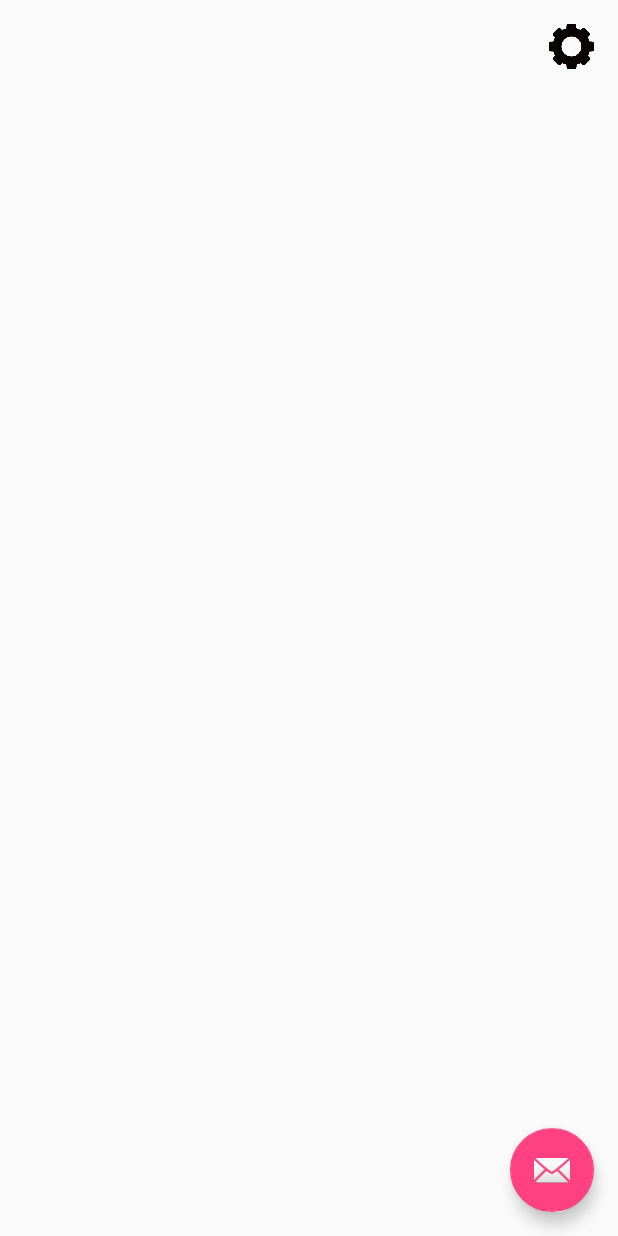
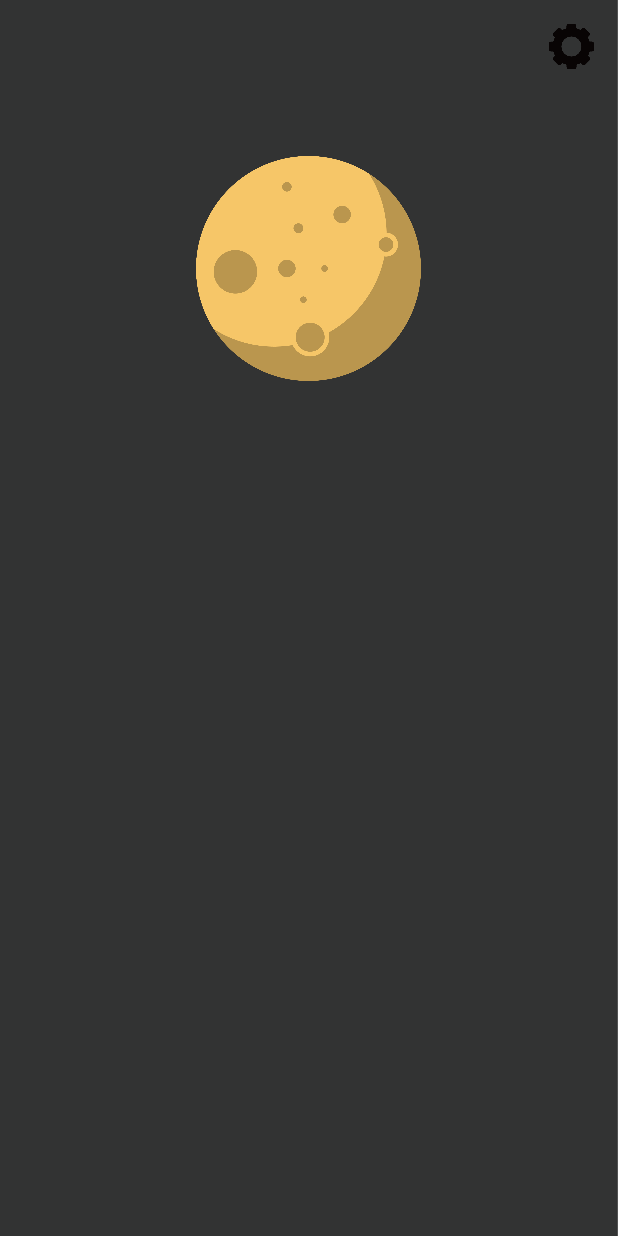
Before and after one commit to PJunhyuk/TodaysMoon, an Android app: the screen it shows after launch (MainActivity), on a phone screen of 412 x 824 dp. Run offline under Robolectric (Android 15) with nearby library versions, the phone set to English and light mode, and no system bars; 2 statements that could not run were skipped.

Commit message:
Add sample moon image on main page

```diff
--- a/app/src/main/res/layout/activity_main.xml
+++ b/app/src/main/res/layout/activity_main.xml
@@ -9,12 +9,4 @@
 
     <include layout="@layout/content_main" />
 
-    <android.support.design.widget.FloatingActionButton
-        android:id="@+id/fab"
-        android:layout_width="wrap_content"
-        android:layout_height="wrap_content"
-        android:layout_gravity="bottom|end"
-        android:layout_margin="@dimen/fab_margin"
-        android:src="@android:drawable/ic_dialog_email" />
-
 </android.support.design.widget.CoordinatorLayout>
--- a/app/src/main/res/layout/content_main.xml
+++ b/app/src/main/res/layout/content_main.xml
@@ -8,6 +8,7 @@
     android:paddingLeft="@dimen/activity_horizontal_margin"
     android:paddingRight="@dimen/activity_horizontal_margin"
     android:paddingTop="@dimen/activity_vertical_margin"
+    android:background="@drawable/main_bg_yellow"
     app:layout_behavior="@string/appbar_scrolling_view_behavior"
     tools:context="pjunhyuk.todaysmoon.MainActivity"
     tools:showIn="@layout/activity_main">
@@ -21,4 +22,13 @@
         android:layout_alignParentRight="true"
         android:layout_alignParentEnd="true" />
 
+    <ImageView
+        android:layout_width="150dp"
+        android:layout_height="150dp"
+        android:id="@+id/imageView"
+        android:background="@drawable/moon_full_yellow"
+        android:layout_marginTop="58dp"
+        android:layout_below="@+id/button_setting"
+        android:layout_centerHorizontal="true" />
+
 </RelativeLayout>
```
Also changed, not shown: app/src/main/res/drawable/main_bg_yellow.png (added), app/src/main/res/drawable/moon_full_yellow.png (added).
